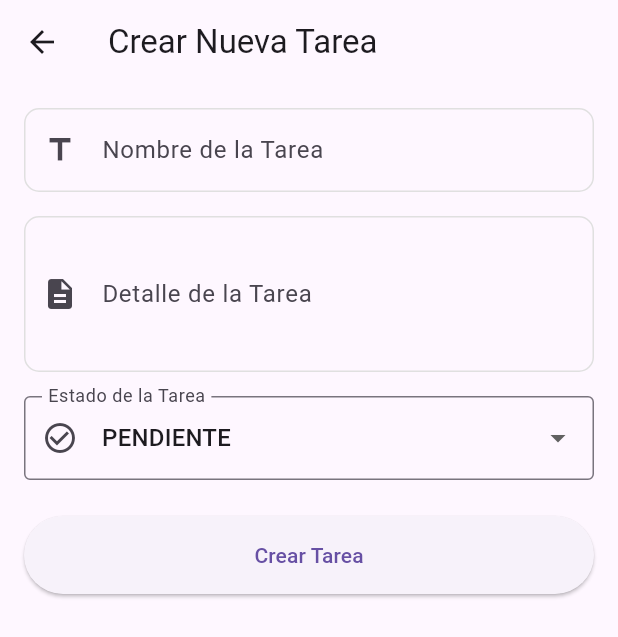
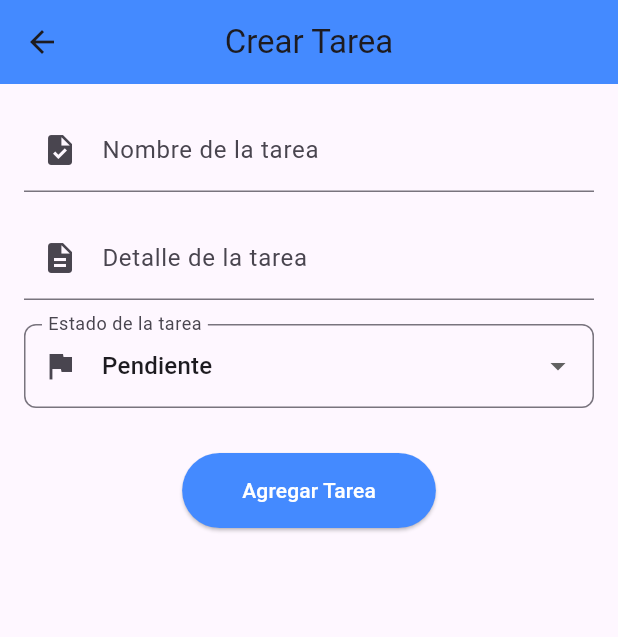
Before and after one commit to zzMateozz/TASK_actividad, a Flutter app: the screen it shows after launch, after a tap on the "add" icon, on a phone screen of 412 x 824 dp. Shown: the top 637 px of the screen. Run offline on Flutter 3.47's test engine with Material 3 defaults, Android fonts, the light colour scheme and no system bars; our stand-ins replace get.

Commit message:
Implementacion de forma local

```diff
--- a/lib/controllers/task_controller.dart
+++ b/lib/controllers/task_controller.dart
@@ -1,51 +1,26 @@
-import 'package:flutter/material.dart';
-import '../models/task_model.dart';
-import '../services/task_service.dart';
-import '../utils/constants.dart';
+import 'package:get/get.dart';
+import 'package:task/models/task_model.dart';
 
-class TaskController extends ChangeNotifier {
-  final TaskService _taskService;
+class TaskController extends GetxController {
+  var tasks = <TaskModel>[].obs; // Lista reactiva de tareas
 
-  List<TaskModel> tasks = [];
-  bool isLoading = false;
-
-  TaskController(this._taskService);
-
-  Future<void> loadTasks() async {
-    isLoading = true;
-    notifyListeners();
-
-    tasks = await _taskService.getAllTasks();
-
-    isLoading = false;
-    notifyListeners();
+  // Agregar una nueva tarea
+  void addTask(TaskModel task) {
+    tasks.add(task);
   }
 
-  Future<void> addTask(TaskModel task) async {
-    final newTask = await _taskService.createTask(task);
-    tasks.add(newTask);
-    notifyListeners();
+  // Actualizar una tarea existente
+  void updateTask(int index, TaskModel updatedTask) {
+    // Actualiza la tarea existente en lugar de reemplazarla
+    tasks[index] = updatedTask.copyWith(
+      nombre: updatedTask.nombre,
+      detalle: updatedTask.detalle,
+      estado: updatedTask.estado
+    );
   }
 
-  Future<void> removeTask(String taskId) async {
-    await _taskService.deleteTask(taskId);
-    tasks.removeWhere((task) => task.id == taskId);
-    notifyListeners();
-  }
-
-  Future<void> updateTask(TaskModel task) async {
-    final updatedTask = await _taskService.updateTask(task);
-    if (updatedTask != null) {
-      final index = tasks.indexWhere((t) => t.id == task.id);
-      if (index != -1) {
-        tasks[index] = updatedTask;
-        notifyListeners();
-      }
-    }
-  }
-
-  Future<void> updateTaskStatus(TaskModel task, TaskStatus newStatus) async {
-    final updatedTask = task.copyWith(estado: newStatus);
-    await updateTask(updatedTask);
+  // Eliminar una tarea
+  void deleteTask(TaskModel task) {
+    tasks.remove(task);
   }
 }
--- a/lib/main.dart
+++ b/lib/main.dart
@@ -1,29 +1,6 @@
 import 'package:flutter/material.dart';
-import 'package:provider/provider.dart';
-import 'package:task/controllers/task_controller.dart';
-import 'package:task/services/task_service.dart';
-import 'package:task/views/pages/task_list_page.dart';
+import 'package:task/views/App.dart';
 
 void main() {
-  runApp(const MyApp());
+  runApp(MyApp());
 }
-
-class MyApp extends StatelessWidget {
-  const MyApp({super.key});
-
-  @override
-  Widget build(BuildContext context) {
-    return ChangeNotifierProvider(
-      create: (context) => TaskController(TaskService()),
-      child: MaterialApp(
-        debugShowCheckedModeBanner: false,
-        title: 'Task Manager',
-        theme: ThemeData(
-          primarySwatch: Colors.blue,
-          visualDensity: VisualDensity.adaptivePlatformDensity,
-        ),
-        home: TaskListPage(),
-      ),
-    );
-  }
-}
--- a/lib/models/task_model.dart
+++ b/lib/models/task_model.dart
@@ -29,10 +29,10 @@ class TaskModel {
 
   // Método para clonar y modificar
   TaskModel copyWith({
-    String? id,
-    String? nombre,
-    String? detalle,
-    TaskStatus? estado
+    final String? id,
+    final String? nombre,
+    final String? detalle,
+    final TaskStatus? estado
   }) {
     return TaskModel(
       id: id ?? this.id,
--- /dev/null
+++ b/lib/views/App.dart
@@ -0,0 +1,23 @@
+import 'package:flutter/material.dart';
+import 'package:get/get.dart';
+import 'package:task/views/pages/task_list_page.dart';
+import 'package:task/views/pages/task_create_page.dart';
+
+class MyApp extends StatelessWidget {
+  @override
+  Widget build(BuildContext context) {
+    return GetMaterialApp( // CAMBIO A GetMaterialApp
+      debugShowCheckedModeBanner: false,
+      title: 'Gestión de Tareas',
+      theme: ThemeData(
+        primarySwatch: Colors.blue,
+        visualDensity: VisualDensity.adaptivePlatformDensity,
+      ),
+      initialRoute: '/',
+      getPages: [ // CAMBIO A getPages PARA SOPORTAR GetX NAVIGATION
+        GetPage(name: '/', page: () => TaskListPage()),
+        GetPage(name: '/createTask', page: () => TaskCreatePage()),
+      ],
+    );
+  }
+}
--- a/lib/views/pages/task_create_page.dart
+++ b/lib/views/pages/task_create_page.dart
@@ -1,130 +1,117 @@
 import 'package:flutter/material.dart';
-import 'package:provider/provider.dart';
+import 'package:get/get.dart';
 import 'package:task/controllers/task_controller.dart';
 import 'package:task/models/task_model.dart';
-import '../widgets/custom_input_widget.dart';
 
-class TaskCreatePage extends StatefulWidget {
-  final TaskModel? existingTask;
+class TaskCreatePage extends StatelessWidget {
+  final TaskController tc = Get.find();
+  final TaskModel? task;
+  final int? index;
 
-  const TaskCreatePage({Key? key, this.existingTask}) : super(key: key);
+  TaskCreatePage({super.key, this.task, this.index});
 
-  @override
-  _TaskCreatePageState createState() => _TaskCreatePageState();
-}
+ @override
+  Widget build(BuildContext context) {
+    final TextEditingController txtNombre =
+        TextEditingController(text: task?.nombre ?? '');
+    final TextEditingController txtDetalle =
+        TextEditingController(text: task?.detalle ?? '');
 
-class _TaskCreatePageState extends State<TaskCreatePage> {
-  late TextEditingController _nombreController;
-  late TextEditingController _detalleController;
-  TaskStatus _selectedStatus = TaskStatus.pendiente;
+    // Estado seleccionado
+    final Rx<TaskStatus> selectedStatus =
+        Rx<TaskStatus>(task?.estado ?? TaskStatus.pendiente);
 
-  @override
-  void initState() {
-    super.initState();
-    _nombreController = TextEditingController(
-      text: widget.existingTask?.nombre ?? ''
-    );
-    _detalleController = TextEditingController(
-      text: widget.existingTask?.detalle ?? ''
-    );
-
-    if (widget.existingTask != null) {
-      _selectedStatus = widget.existingTask!.estado;
-    }
-  }
-
-  @override
-  void dispose() {
-    _nombreController.dispose();
-    _detalleController.dispose();
-    super.dispose();
-  }
-
-  void _saveTask() {
-    if (_nombreController.text.isEmpty) {
-      ScaffoldMessenger.of(context).showSnackBar(
-        SnackBar(content: Text('El nombre de la tarea es obligatorio'))
-      );
-      return;
-    }
-
-    final taskController = Provider.of<TaskController>(context, listen: false);
-
-    final task = TaskModel(
-      id: widget.existingTask?.id ?? DateTime.now().millisecondsSinceEpoch.toString(),
-      nombre: _nombreController.text,
-      detalle: _detalleController.text,
-      estado: _selectedStatus
-    );
-
-    if (widget.existingTask == null) {
-      taskController.addTask(task).then((_) {
-        Navigator.pop(context, true); // Retorna un valor para recargar la lista
-      });
-    } else {
-      taskController.updateTask(task).then((_) {
-        Navigator.pop(context, true);
-      });
-    }
-  }
-
-  @override
-  Widget build(BuildContext context) {
     return Scaffold(
       appBar: AppBar(
-        title: Text(widget.existingTask == null
-          ? 'Crear Nueva Tarea'
-          : 'Editar Tarea'
-        ),
+        title: Text(task == null ? 'Crear Tarea' : 'Editar Tarea'),
+        centerTitle: true,
+        backgroundColor: Colors.blueAccent,
       ),
       body: Padding(
         padding: const EdgeInsets.all(16.0),
-        child: ListView(
+        child: Column(
           children: [
-            CustomInputWidget(
-              controller: _nombreController,
-              label: 'Nombre de la Tarea',
-              hintText: 'Ingrese el nombre de la tarea',
-              icon: Icons.title,
+            // Campo para el nombre de la tarea
+            TextField(
+              controller: txtNombre,
+              decoration: InputDecoration(
+                labelText: 'Nombre de la tarea',
+                prefixIcon: Icon(Icons.task),
+              ),
             ),
             SizedBox(height: 16),
-            CustomInputWidget(
-              controller: _detalleController,
-              label: 'Detalle de la Tarea',
-              hintText: 'Descripción de la tarea',
-              icon: Icons.description,
-              maxLines: 3,
+
+            // Campo para el detalle de la tarea
+            TextField(
+              controller: txtDetalle,
+              decoration: InputDecoration(
+                labelText: 'Detalle de la tarea',
+                prefixIcon: Icon(Icons.description),
+              ),
             ),
             SizedBox(height: 16),
-            DropdownButtonFormField<TaskStatus>(
-              decoration: InputDecoration(
-                labelText: 'Estado de la Tarea',
-                border: OutlineInputBorder(),
-                prefixIcon: Icon(Icons.check_circle_outline),
+
+            // Dropdown para seleccionar el estado de la tarea
+            Obx(() => DropdownButtonFormField<TaskStatus>(
+                  value: selectedStatus.value,
+                  decoration: InputDecoration(
+                    labelText: 'Estado de la tarea',
+                    prefixIcon: Icon(Icons.flag),
+                    border: OutlineInputBorder(
+                      borderRadius: BorderRadius.circular(8),
+                    ),
+                  ),
+                  items: TaskStatus.values.map((status) {
+                    return DropdownMenuItem(
+                      value: status,
+                      child: Text(
+                        status == TaskStatus.pendiente
+                            ? 'Pendiente'
+                            : status == TaskStatus.en_progreso
+                                ? 'En Progreso'
+                                : 'Completada',
+                      ),
+                    );
+                  }).toList(),
+                  onChanged: (newStatus) {
+                    if (newStatus != null) {
+                      selectedStatus.value = newStatus;
+                    }
+                  },
+                )),
+            SizedBox(height: 30),
+
+            // Botón para agregar o editar tarea
+            ElevatedButton(
+              onPressed: () {
+                if (txtNombre.text.isEmpty || txtDetalle.text.isEmpty) {
+                  Get.snackbar('Error', 'Todos los campos son obligatorios',
+                      backgroundColor: Colors.red, colorText: Colors.white);
+                } else {
+                  final updatedTask = TaskModel(
+                    nombre: txtNombre.text,
+                    detalle: txtDetalle.text,
+                    estado: selectedStatus.value,
+                  );
+
+                  if (task != null && index != null) {
+                    // Modo edición - usa el índice directamente
+                    tc.updateTask(index!, updatedTask);
+                  } else {
+                    // Modo creación
+                    tc.addTask(updatedTask);
+                  }
+
+                  Get.back();
+                }
+              },
+              style: ElevatedButton.styleFrom(
+                backgroundColor: Colors.blueAccent,
+                padding: EdgeInsets.symmetric(horizontal: 40, vertical: 15),
               ),
-              value: _selectedStatus,
-              items: TaskStatus.values
-                .map((status) => DropdownMenuItem(
-                  value: status,
-                  child: Text(status.name.toUpperCase()),
-                ))
-                .toList(),
-              onChanged: (status) {
-                setState(() {
-                  _selectedStatus = status!;
-                });
-              },
-            ),
-            SizedBox(height: 24),
-            ElevatedButton(
-              onPressed: _saveTask,
               child: Text(
-                widget.existingTask == null
-                  ? 'Crear Tarea'
-                  : 'Actualizar Tarea'
-              ),
-              style: ElevatedButton.styleFrom(
-                padding: EdgeInsets.symmetric(vertical: 16),
+                task == null ? 'Agregar Tarea' : 'Guardar Cambios',
+                style: TextStyle(color: Colors.white),
               ),
             ),
           ],
--- a/lib/views/pages/task_list_page.dart
+++ b/lib/views/pages/task_list_page.dart
@@ -1,64 +1,144 @@
 import 'package:flutter/material.dart';
-import 'package:provider/provider.dart';
+import 'package:get/get.dart';
 import 'package:task/controllers/task_controller.dart';
-import 'package:task/views/widgets/task_item_widget.dart';
-import 'task_create_page.dart';
+import 'package:task/models/task_model.dart';
+import 'package:task/views/pages/task_create_page.dart';
 
-class TaskListPage extends StatefulWidget {
-  @override
-  _TaskListPageState createState() => _TaskListPageState();
-}
+class TaskListPage extends StatelessWidget {
+  final TaskController tc = Get.put(TaskController());
+  final Rxn<int> selectedIndex = Rxn<int>();
 
-class _TaskListPageState extends State<TaskListPage> {
-  @override
-  void initState() {
-    super.initState();
-    WidgetsBinding.instance.addPostFrameCallback((_) {
-      Provider.of<TaskController>(context, listen: false).loadTasks();
-    });
-  }
+  TaskListPage({super.key});
 
   @override
   Widget build(BuildContext context) {
     return Scaffold(
       appBar: AppBar(
-        title: Text('Mis Tareas'),
+        title: Text(
+          'Lista de Tareas',
+          style: TextStyle(
+            fontWeight: FontWeight.bold,
+            color: Colors.white,
+          ),
+        ),
+        centerTitle: true,
+        backgroundColor: Colors.blueAccent,
+        elevation: 5,
+        shadowColor: Color.fromRGBO(0, 0, 0, 0.3),
       ),
-      body: Consumer<TaskController>(
-        builder: (context, controller, child) {
-          if (controller.isLoading) {
-            return Center(child: CircularProgressIndicator());
-          }
-
-          if (controller.tasks.isEmpty) {
-            return Center(
-              child: Text('No hay tareas'),
-            );
-          }
-
-          return ListView.builder(
-            itemCount: controller.tasks.length,
-            itemBuilder: (context, index) {
-              final task = controller.tasks[index];
-              return TaskItemWidget(
-                task: task,
-                onDelete: () => controller.removeTask(task.id!),
-                onStatusChange: (newStatus) =>
-                  controller.updateTaskStatus(task, newStatus),
-              );
-            },
+      body: Obx(() => ListView.builder(
+        itemCount: tc.tasks.length,
+        itemBuilder: (BuildContext context, int index) {
+          final task = tc.tasks[index];
+          return Card(
+            elevation: 4,
+            margin: EdgeInsets.symmetric(vertical: 8.0, horizontal: 16.0),
+            shape: RoundedRectangleBorder(
+              borderRadius: BorderRadius.circular(10),
+            ),
+            child: InkWell(
+              borderRadius: BorderRadius.circular(10),
+              onTap: () {
+                // Seleccionar o deseleccionar la tarea
+                selectedIndex.value = selectedIndex.value == index ? null : index;
+              },
+              child: Padding(
+                padding: const EdgeInsets.all(12.0),
+                child: Row(
+                  children: [
+                    // Icono del estado de la tarea
+                    Icon(
+                      task.estado == TaskStatus.pendiente
+                          ? Icons.access_time
+                          : task.estado == TaskStatus.en_progreso
+                              ? Icons.play_arrow
+                              : Icons.check_circle,
+                      color: task.estado == TaskStatus.pendiente
+                          ? Colors.orange
+                          : task.estado == TaskStatus.en_progreso
+                              ? Colors.blue
+                              : Colors.green,
+                      size: 30,
+                    ),
+                    SizedBox(width: 16),
+                    // Detalles de la tarea
+                    Expanded(
+                      child: Column(
+                        crossAxisAlignment: CrossAxisAlignment.start,
+                        children: [
+                          Text(
+                            task.nombre,
+                            style: TextStyle(
+                              fontWeight: FontWeight.bold,
+                              fontSize: 16,
+                            ),
+                          ),
+                          SizedBox(height: 4),
+                          Text(
+                            task.detalle,
+                            style: TextStyle(
+                              color: Colors.grey[600],
+                              fontSize: 14,
+                            ),
+                          ),
+                        ],
+                      ),
+                    ),
+                  ],
+                ),
+              ),
+            ),
           );
         },
-      ),
-      floatingActionButton: FloatingActionButton(
-        onPressed: () {
-          Navigator.push(
-            context,
-            MaterialPageRoute(builder: (context) => TaskCreatePage())
+        physics: BouncingScrollPhysics(),
+      )),
+      floatingActionButton: Obx(() {
+        if (selectedIndex.value != null) {
+          return Row(
+            mainAxisAlignment: MainAxisAlignment.end,
+            children: [
+              FloatingActionButton(
+                backgroundColor: Colors.red,
+                onPressed: () {
+                  // Eliminar la tarea seleccionada
+                  tc.deleteTask(tc.tasks[selectedIndex.value!]);
+                  selectedIndex.value = null;
+                },
+                child: Icon(Icons.delete, color: Colors.white),
+              ),
+              SizedBox(width: 10),
+              FloatingActionButton(
+                backgroundColor: Colors.orange,
+                onPressed: () {
+                  Get.to(
+                    TaskCreatePage(
+                      task: tc.tasks[selectedIndex.value!],
+                      index: selectedIndex.value!, // Pasa el índice aquí
+                    ),
+                  );
+                },
+                child: Icon(Icons.edit, color: Colors.white),
+              ),
+              SizedBox(width: 10),
+              FloatingActionButton(
+                onPressed: () {
+                  Get.to(TaskCreatePage());
+                },
+                backgroundColor: Colors.blueAccent,
+                child: Icon(Icons.add, color: Colors.white),
+              ),
+            ],
           );
-        },
-        child: Icon(Icons.add),
-      ),
+        } else {
+          return FloatingActionButton(
+            onPressed: () {
+              Get.to(TaskCreatePage());
+            },
+            backgroundColor: Colors.blueAccent,
+            child: Icon(Icons.add, color: Colors.white),
+          );
+        }
+      }),
     );
   }
 }
```
Also changed, not shown: lib/services/task_service.dart (+36 -45 lines), lib/views/pages/task_detail_page.dart (deleted, +0 -81 lines), 5 other files.
